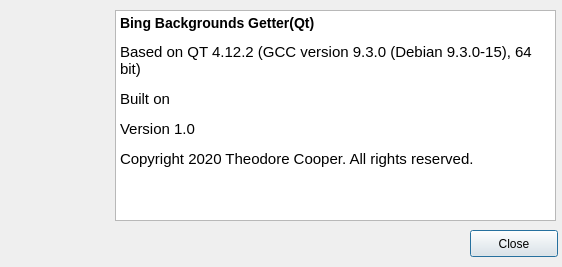
First picture: the form in form/about.ui, repository the0cp/Bing-Wallpaper-GUI, before the edit.
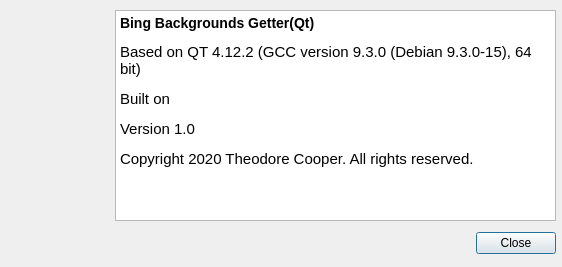
Second picture: the form after the edit.

```diff
--- a/form/about.ui
+++ b/form/about.ui
@@ -35,17 +35,17 @@
 &lt;p style=&quot; margin-top:12px; margin-bottom:12px; margin-left:0px; margin-right:0px; -qt-block-indent:0; text-indent:0px;&quot;&gt; &lt;/p&gt;&lt;/body&gt;&lt;/html&gt;</string>
    </property>
   </widget>
-  <widget class="QPushButton" name="btnClose">
+  <widget class="QDialogButtonBox" name="buttonBox">
    <property name="geometry">
     <rect>
-     <x>470</x>
+     <x>390</x>
      <y>230</y>
-     <width>88</width>
+     <width>166</width>
      <height>27</height>
     </rect>
    </property>
-   <property name="text">
-    <string>Close</string>
+   <property name="standardButtons">
+    <set>QDialogButtonBox::Close</set>
    </property>
   </widget>
  </widget>
```
Left out of the diff: 35 changed lines with no effect on the pictures.
